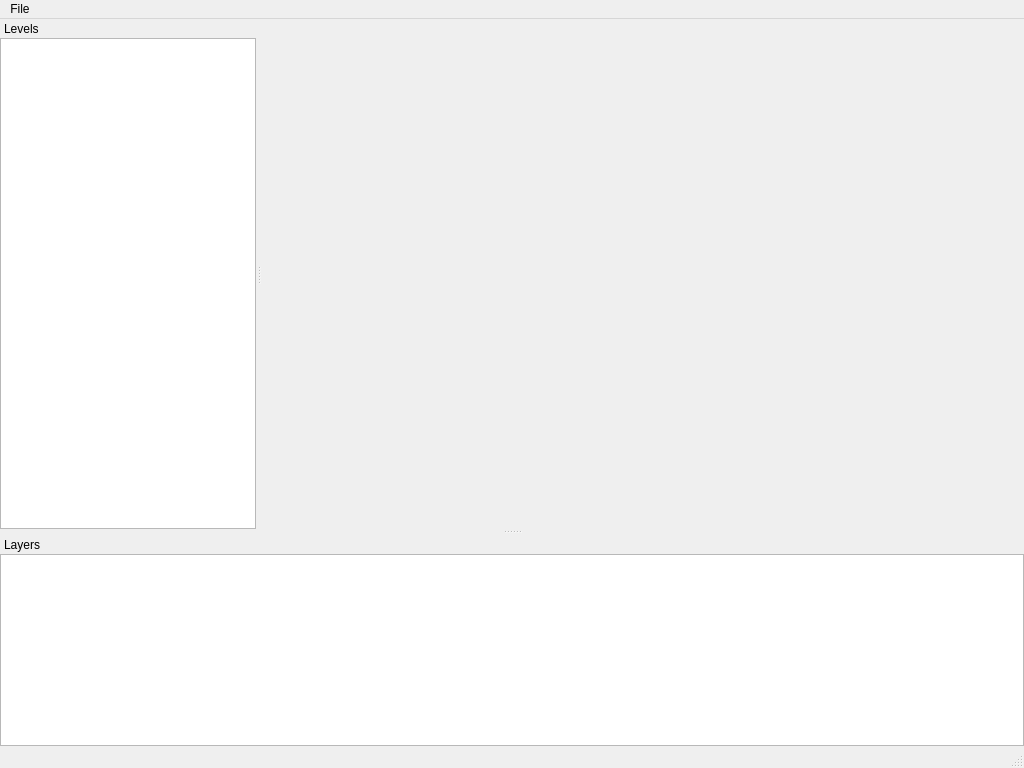
ABBAPOH/textureviewer, file src/apps/textureviewer/mainwindow.ui: the form before one commit.
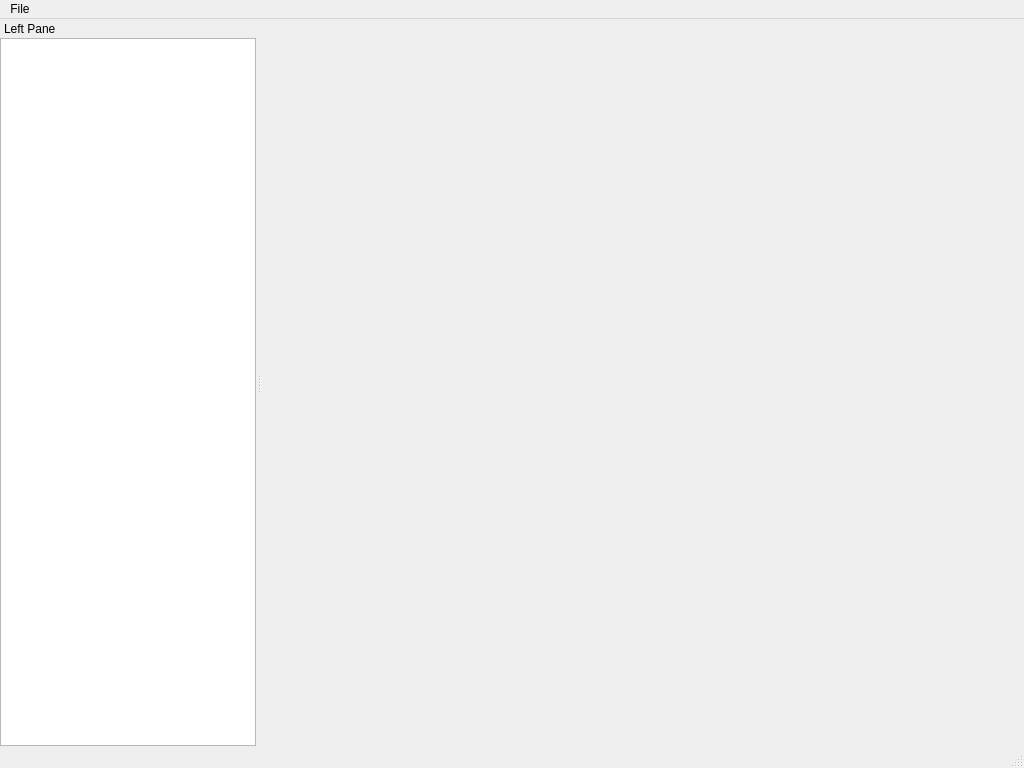
The form after the commit.

Commit message: Use thumb model in a MainWindow

What changed in the file:
```diff
--- a/src/apps/textureviewer/mainwindow.ui
+++ b/src/apps/textureviewer/mainwindow.ui
@@ -35,62 +35,7 @@
    <addaction name="menuFile"/>
   </widget>
   <widget class="QStatusBar" name="statusbar"/>
-  <widget class="QDockWidget" name="layersDockWidget">
-   <property name="features">
-    <set>QDockWidget::NoDockWidgetFeatures</set>
-   </property>
-   <property name="allowedAreas">
-    <set>Qt::BottomDockWidgetArea</set>
-   </property>
-   <property name="windowTitle">
-    <string>Layers</string>
-   </property>
-   <attribute name="dockWidgetArea">
-    <number>8</number>
-   </attribute>
-   <widget class="QWidget" name="layersdockWidgetContents">
-    <layout class="QHBoxLayout" name="horizontalLayout">
-     <property name="spacing">
-      <number>0</number>
-     </property>
-     <property name="leftMargin">
-      <number>0</number>
-     </property>
-     <property name="topMargin">
-      <number>0</number>
-     </property>
-     <property name="rightMargin">
-      <number>0</number>
-     </property>
-     <property name="bottomMargin">
-      <number>0</number>
-     </property>
-     <item>
-      <widget class="QListView" name="layersView">
-       <property name="movement">
-        <enum>QListView::Static</enum>
-       </property>
-       <property name="flow">
-        <enum>QListView::LeftToRight</enum>
-       </property>
-       <property name="gridSize">
-        <size>
-         <width>96</width>
-         <height>96</height>
-        </size>
-       </property>
-       <property name="viewMode">
-        <enum>QListView::IconMode</enum>
-       </property>
-       <property name="uniformItemSizes">
-        <bool>true</bool>
-       </property>
-      </widget>
-     </item>
-    </layout>
-   </widget>
-  </widget>
-  <widget class="QDockWidget" name="levelsDockWidget">
+  <widget class="QDockWidget" name="leftPaneDockWidget">
    <property name="features">
     <set>QDockWidget::NoDockWidgetFeatures</set>
    </property>
@@ -98,12 +43,12 @@
     <set>Qt::LeftDockWidgetArea</set>
    </property>
    <property name="windowTitle">
-    <string>Levels</string>
+    <string>Left Pane</string>
    </property>
    <attribute name="dockWidgetArea">
     <number>1</number>
    </attribute>
-   <widget class="QWidget" name="levelsDockWidgetContents">
+   <widget class="QWidget" name="leftPaneContents">
     <layout class="QVBoxLayout" name="verticalLayout">
      <property name="spacing">
       <number>0</number>
@@ -121,7 +66,11 @@
       <number>0</number>
      </property>
      <item>
-      <widget class="QListView" name="levelsView"/>
+      <widget class="QTreeView" name="leftPaneView">
+       <attribute name="headerVisible">
+        <bool>false</bool>
+       </attribute>
+      </widget>
      </item>
     </layout>
    </widget>
```
The commit also changes 2 other files.
